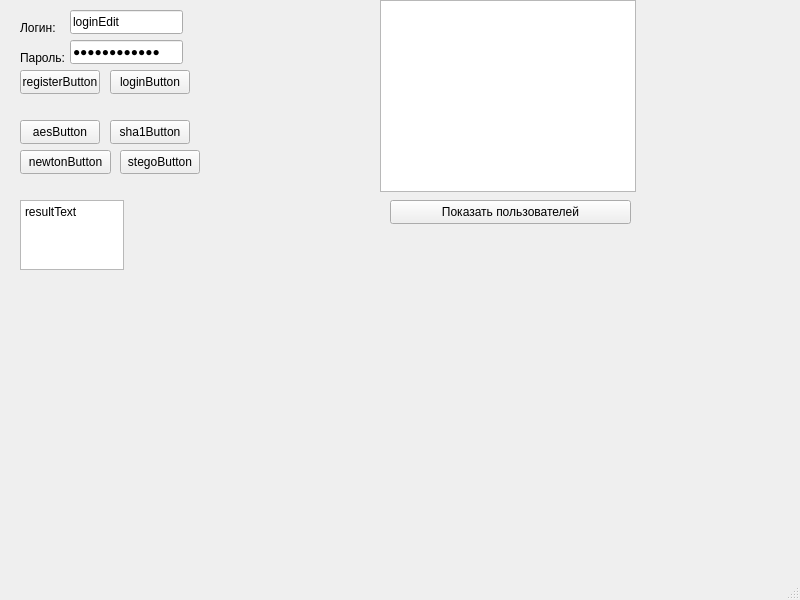
Before: the Qt Designer form frontend_client/mainwindow.ui in jerry1v/TaMP_proj, drawn with Qt 5.
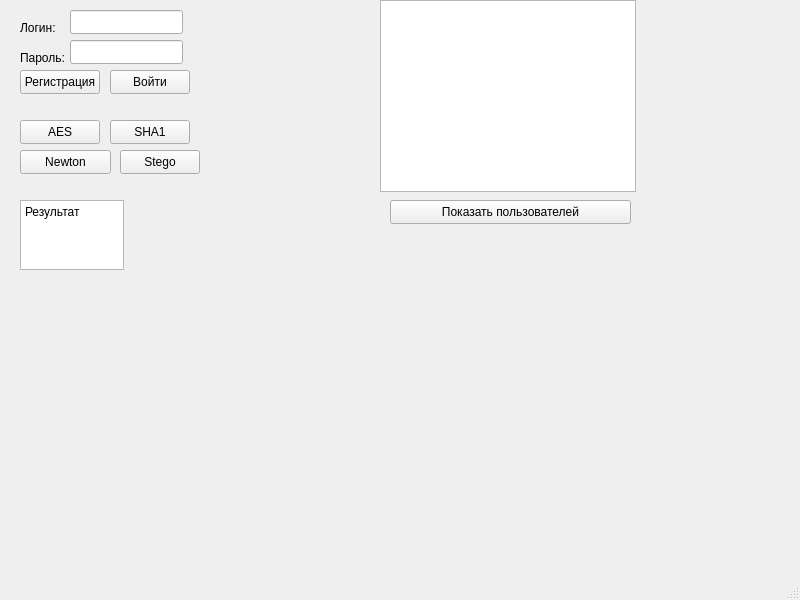
After: the same form once the commit is applied.

What changed in the file:
```diff
--- a/frontend_client/mainwindow.ui
+++ b/frontend_client/mainwindow.ui
@@ -24,7 +24,7 @@
      </rect>
     </property>
     <property name="text">
-     <string>loginEdit</string>
+     <string/>
     </property>
    </widget>
    <widget class="QLineEdit" name="passwordEdit">
@@ -37,7 +37,7 @@
      </rect>
     </property>
     <property name="text">
-     <string>passwordEdit</string>
+     <string/>
     </property>
     <property name="echoMode">
      <enum>QLineEdit::EchoMode::Password</enum>
@@ -53,7 +53,7 @@
      </rect>
     </property>
     <property name="text">
-     <string>registerButton</string>
+     <string>Регистрация</string>
     </property>
    </widget>
    <widget class="QPushButton" name="loginButton">
@@ -66,7 +66,7 @@
      </rect>
     </property>
     <property name="text">
-     <string>loginButton</string>
+     <string>Войти</string>
     </property>
    </widget>
    <widget class="QPushButton" name="aesButton">
@@ -79,7 +79,7 @@
      </rect>
     </property>
     <property name="text">
-     <string>aesButton</string>
+     <string>AES</string>
     </property>
    </widget>
    <widget class="QPushButton" name="sha1Button">
@@ -92,7 +92,7 @@
      </rect>
     </property>
     <property name="text">
-     <string>sha1Button</string>
+     <string>SHA1</string>
     </property>
    </widget>
    <widget class="QPushButton" name="stegoButton">
@@ -105,7 +105,7 @@
      </rect>
     </property>
     <property name="text">
-     <string>stegoButton</string>
+     <string>Stego</string>
     </property>
    </widget>
    <widget class="QPushButton" name="newtonButton">
@@ -118,7 +118,7 @@
      </rect>
     </property>
     <property name="text">
-     <string>newtonButton</string>
+     <string>Newton</string>
     </property>
    </widget>
    <widget class="QTextEdit" name="resultText">
@@ -138,7 +138,8 @@
 li.unchecked::marker { content: &quot;\2610&quot;; }
 li.checked::marker { content: &quot;\2612&quot;; }
 &lt;/style&gt;&lt;/head&gt;&lt;body style=&quot; font-family:'Segoe UI'; font-size:9pt; font-weight:400; font-style:normal;&quot;&gt;
-&lt;p style=&quot; margin-top:0px; margin-bottom:0px; margin-left:0px; margin-right:0px; -qt-block-indent:0; text-indent:0px;&quot;&gt;resultText&lt;/p&gt;&lt;/body&gt;&lt;/html&gt;</string>
+&lt;p style=&quot; margin-top:0px; margin-bottom:0px; margin-left:0px; margin-right:0px; -qt-block-indent:0; text-indent:0px;&quot;&gt;Результат&lt;/p&gt;
+&lt;p style=&quot;-qt-paragraph-type:empty; margin-top:0px; margin-bottom:0px; margin-left:0px; margin-right:0px; -qt-block-indent:0; text-indent:0px;&quot;&gt;&lt;br /&gt;&lt;/p&gt;&lt;/body&gt;&lt;/html&gt;</string>
     </property>
    </widget>
    <widget class="QLabel" name="labelLogin">
```
Left out of the diff: 2 changed lines with no effect on the pictures.
